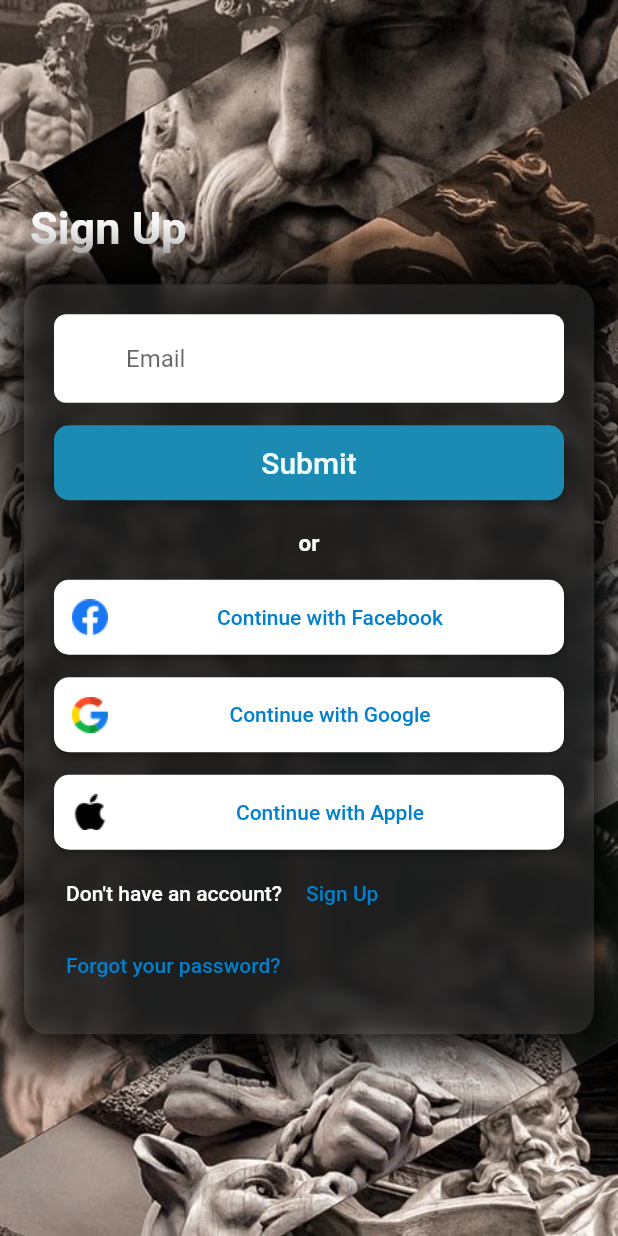
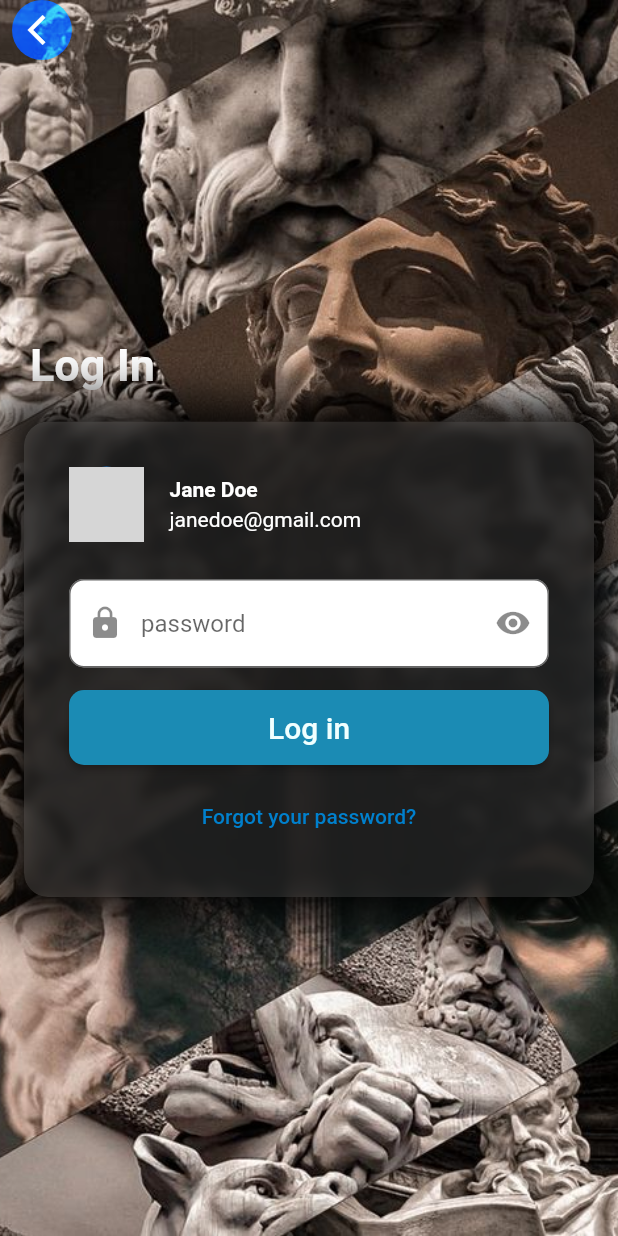
Before and after one commit to Egemendokkodo/login_page_FLUTTER_FIREBASE, a Flutter app: the screen it shows after launch, after a tap on "Submit", on a phone screen of 412 x 824 dp. Run offline on Flutter 3.47's test engine with Material 2 defaults, Android fonts, the phone set to English and light mode, and no system bars; our stand-ins replace cloud_firestore, firebase_core; accounts and stored records are empty; network calls fail; grey boxes are pictures that could not be loaded.

Commit message:
created view for login page

```diff
--- a/lib/Firebase/operations.dart
+++ b/lib/Firebase/database_operations.dart
@@ -19,10 +19,7 @@ class DatabaseOperations {
   Future checkCredentials(context, String email, String password, String name,
       String surname, String username, String rePassword) async {
     final DocumentSnapshot<Map<String, dynamic>> documentSnapshot =
-        await FirebaseFirestore.instance
-            .collection('users')
-            .doc(email)
-            .get();
+        await FirebaseFirestore.instance.collection('users').doc(email).get();
 
     if (documentSnapshot.exists) {
       MyWidgets().MySnackbar(context, "email already exists.");
@@ -30,8 +27,18 @@ class DatabaseOperations {
     if (password != rePassword) {
       MyWidgets().MySnackbar(context, "passwords does not match.");
     } else {
-      addUser(email, password, name, surname, username);
-      return false;
+      FirebaseFirestore.instance
+          .collection('users')
+          .get()
+          .then((querySnapshot) {
+        for (var doc in querySnapshot.docs) {
+          if (doc.data()['name'] == name) {
+            MyWidgets().MySnackbar(context, "username already exists.");
+          }else{
+            addUser(email, password, name, surname, username);
+          }
+        }
+      });
     }
   }
 }
--- a/lib/View/LoginPage.dart
+++ b/lib/View/LoginPage.dart
@@ -1,9 +1,14 @@
 import '../Widget/widgets.dart';
 import 'package:flutter/material.dart';
 
-class LoginPage extends StatelessWidget {
+class LoginPage extends StatefulWidget {
   const LoginPage({super.key});
 
+  @override
+  State<LoginPage> createState() => _LoginPageState();
+}
+
+class _LoginPageState extends State<LoginPage> {
   @override
   Widget build(BuildContext context) {
     return MyWidgets().GlassPaneForLoginPage(Column(
@@ -12,7 +17,7 @@ class LoginPage extends StatelessWidget {
             null, "Email", TextInputType.emailAddress, Icons.email),
         Container(
           margin: const EdgeInsets.only(top: 15),
-          child: MyWidgets().MyElevatedButtonLogin("Submit"),
+          child: MyWidgets().MyElevatedButtonLogin(context,"Submit"),
         ),
         Container(
             margin: const EdgeInsets.only(top: 20),
--- /dev/null
+++ b/lib/View/enter_password_page.dart
@@ -0,0 +1,126 @@
+import 'package:flutter/material.dart';
+import 'package:flutter/src/widgets/framework.dart';
+import 'package:flutter/src/widgets/placeholder.dart';
+import 'package:login_page_design/Widget/widgets.dart';
+
+class EnterPasswordPage extends StatefulWidget {
+  const EnterPasswordPage({super.key});
+
+  @override
+  State<EnterPasswordPage> createState() => _EnterPasswordPageState();
+}
+
+class _EnterPasswordPageState extends State<EnterPasswordPage> {
+  bool _obscureText = true;
+  TextEditingController passwordController = TextEditingController();
+
+  @override
+  Widget build(BuildContext context) {
+    return MyWidgets().GlassPaneForEnterPasswordPage(
+        PreferredSize(
+          preferredSize: const Size.fromHeight(40),
+          child: MyWidgets().MyAppBar(context),
+        ),
+        Column(
+          children: [
+            Padding(
+              padding: const EdgeInsets.all(10),
+              child: Column(
+                children: [
+                  Row(
+                    children: [
+                      const CircleAvatar(
+                        radius: 25,
+                        backgroundImage: NetworkImage(
+                            "https://cdn.pixabay.com/photo/2015/10/05/22/37/blank-profile-picture-973460_640.png"),
+                      ),
+                      Container(
+                        margin: const EdgeInsets.only(left: 17),
+                        child: Column(
+                          crossAxisAlignment: CrossAxisAlignment.start,
+                          children: const [
+                            Padding(
+                              padding: EdgeInsets.only(bottom: 4.0),
+                              child: Text(
+                                "Jane Doe",
+                                style: TextStyle(
+                                    color: Colors.white,
+                                    fontWeight: FontWeight.bold),
+                              ),
+                            ),
+                            Text("janedoe@gmail.com",
+                                style: TextStyle(color: Colors.white))
+                          ],
+                        ),
+                      )
+                    ],
+                  ),
+                  Container(
+                    margin: const EdgeInsets.only(top: 25),
+                    child: Column(
+                      children: [
+                        MyPasswordInputText("password", passwordController),
+                        Container(
+                          margin: const EdgeInsets.only(top: 15),
+                          child: ElevatedButton(
+                            style: ElevatedButton.styleFrom(
+                              shape: RoundedRectangleBorder(
+                                borderRadius: BorderRadius.circular(10),
+                              ),
+                              backgroundColor: const Color(0xff1b8bb4),
+                              minimumSize: const Size.fromHeight(50),
+                            ),
+                            onPressed: () {},
+                            child: const Text(
+                              "Log in",
+                              style: TextStyle(
+                                  fontSize: 20, color: Color(0xfff0ffff)),
+                            ),
+                          ),
+                        )
+                      ],
+                    ),
+                  ),
+                  Container(
+                    margin: EdgeInsets.only(top: 10),
+                    child: TextButton(
+                        onPressed: () {},
+                        child: const Text(
+                          "Forgot your password?",
+                          style: TextStyle(color: Color(0xff0080cd)),
+                        )),
+                  ),
+                ],
+              ),
+            ),
+          ],
+        ));
+  }
+
+  TextField MyPasswordInputText(String s, TextEditingController? controller) {
+    return TextField(
+      controller: controller,
+      obscureText: _obscureText,
+      decoration: InputDecoration(
+        prefixIcon: const Icon(Icons.lock),
+        hintText: s,
+        //labelText: "password",
+        suffixIcon: IconButton(
+          icon: Icon(
+            _obscureText ? Icons.visibility : Icons.visibility_off,
+          ),
+          onPressed: () {
+            setState(() {
+              _obscureText = !_obscureText;
+            });
+          },
+        ),
+        border: OutlineInputBorder(
+          borderRadius: BorderRadius.circular(10.0),
+        ),
+        filled: true,
+        fillColor: Colors.white,
+      ),
+    );
+  }
+}
--- a/lib/View/sign_up_page.dart
+++ b/lib/View/sign_up_page.dart
@@ -1,4 +1,3 @@
-
 import 'package:flutter/material.dart';
 import '../Widget/widgets.dart';
 
@@ -24,7 +23,6 @@ class _SignUpPageState extends State<SignUpPage> {
   @override
   void initState() {
     super.initState();
-
   }
 
   @override
@@ -39,13 +37,13 @@ class _SignUpPageState extends State<SignUpPage> {
           children: [
             // bu children ın altına ögeleri ekleyeceğiz
 
-            MyWidgets().TextFieldCustom(emailController,
-                "Email", TextInputType.emailAddress, Icons.email),
-                Container(
-                  margin:const EdgeInsets.only(top: 10),
-                  child: MyWidgets().TextFieldCustom(usernameController,
-                  "Username", TextInputType.emailAddress, Icons.percent_sharp),
-                ),
+            MyWidgets().TextFieldCustom(emailController, "Email",
+                TextInputType.emailAddress, Icons.email),
+            Container(
+              margin: const EdgeInsets.only(top: 10),
+              child: MyWidgets().TextFieldCustom(usernameController, "Username",
+                  TextInputType.emailAddress, Icons.account_box_rounded),
+            ),
 
             Container(
               margin: const EdgeInsets.only(top: 10),
@@ -54,8 +52,8 @@ class _SignUpPageState extends State<SignUpPage> {
                 children: [
                   SizedBox(
                       width: 165,
-                      child: MyWidgets().TextFieldCustom(nameController,
-                          "Name", TextInputType.name, Icons.person)),
+                      child: MyWidgets().TextFieldCustom(nameController, "Name",
+                          TextInputType.name, Icons.person)),
                   SizedBox(
                       width: 165,
                       child: MyWidgets().TextFieldCustom(surnameController,
@@ -66,18 +64,27 @@ class _SignUpPageState extends State<SignUpPage> {
 
             Container(
                 margin: const EdgeInsets.only(top: 10),
-                child: MyPasswordInputText("Password",passwordController)),
+                child: MyPasswordInputText("Password", passwordController)),
             Container(
                 margin: const EdgeInsets.only(top: 10),
-                child: MyPasswordInputText("Re-enter password",rePasswordController)),
+                child: MyPasswordInputText(
+                    "Re-enter password", rePasswordController)),
             Container(
                 margin: const EdgeInsets.only(top: 10),
-                child: MyWidgets().MyElevatedButtonSendData(context,"Sign Up",emailController,passwordController,nameController,surnameController,usernameController,rePasswordController)),
+                child: MyWidgets().MyElevatedButtonSendData(
+                    context,
+                    "Sign Up",
+                    emailController,
+                    passwordController,
+                    nameController,
+                    surnameController,
+                    usernameController,
+                    rePasswordController)),
           ],
         ));
   }
 
-  TextField MyPasswordInputText(String s,TextEditingController? controller) {
+  TextField MyPasswordInputText(String s, TextEditingController? controller) {
     return TextField(
       controller: controller,
       obscureText: _obscureText,
--- a/lib/Widget/widgets.dart
+++ b/lib/Widget/widgets.dart
@@ -1,8 +1,8 @@
 import 'package:flutter/material.dart';
-import 'package:login_page_design/Firebase/operations.dart';
-
+import 'package:login_page_design/View/enter_password_page.dart';
 import 'dart:ui';
 import '../View/sign_up_page.dart';
+import '../Firebase/database_operations.dart';
 
 class MyWidgets {
   AppBar MyAppBar(BuildContext context) {
@@ -34,8 +34,7 @@ class MyWidgets {
   }
 
   TextField TextFieldCustom(TextEditingController? controller, String s,
-      TextInputType emailAddress, IconData email,
-      [IconData? icon]) {
+      TextInputType emailAddress, IconData icon) {
     return TextField(
       controller: controller,
       keyboardType: emailAddress,
@@ -111,7 +110,14 @@ class MyWidgets {
       ),
       onPressed: () async {
         //TODO:: BURADA VERİTABANINA KAYDET
-        DatabaseOperations().checkCredentials(context,emailController.text,passwordController.text,nameController.text,surnameController.text,usernameController.text,rePasswordController.text);
+        DatabaseOperations().checkCredentials(
+            context,
+            emailController.text,
+            passwordController.text,
+            nameController.text,
+            surnameController.text,
+            usernameController.text,
+            rePasswordController.text);
       },
       child: Text(
         s,
@@ -121,6 +127,7 @@ class MyWidgets {
   }
 
   ElevatedButton MyElevatedButtonLogin(
+    BuildContext context,
     String s,
   ) {
     return ElevatedButton(
@@ -131,7 +138,10 @@ class MyWidgets {
         backgroundColor: const Color(0xff1b8bb4),
         minimumSize: const Size.fromHeight(50),
       ),
-      onPressed: () {},
+      onPressed: () {
+        Navigator.of(context).push(
+            MaterialPageRoute(builder: (context) => const EnterPasswordPage()));
+      },
       child: Text(
         s,
         style: const TextStyle(fontSize: 20, color: Color(0xfff0ffff)),
@@ -170,7 +180,7 @@ class MyWidgets {
                 padding: const EdgeInsets.only(left: 20),
                 child: Align(
                     alignment: Alignment.centerLeft,
-                    child: MyWidgets().TitleText("Sign Up", 30)),
+                    child: MyWidgets().TitleText("Sign In", 30)),
               ),
             ),
             Container(
@@ -191,6 +201,65 @@ class MyWidgets {
                     ),
                     child: Container(
                       height: 500,
+                      width: 380,
+                      decoration: BoxDecoration(
+                          color: Colors.white.withOpacity(0.1),
+                          borderRadius: BorderRadius.circular(16.0)),
+                      child: Padding(
+                          padding: const EdgeInsets.all(20), child: column),
+                    ),
+                  ),
+                ),
+              ),
+            ),
+          ],
+        ),
+      ),
+    );
+  }
+
+  Scaffold GlassPaneForEnterPasswordPage(
+      [PreferredSize? preferredSize, Column? column]) {
+    return Scaffold(
+      extendBodyBehindAppBar: true,
+      appBar: preferredSize,
+      body: Container(
+        decoration: const BoxDecoration(
+          image: DecorationImage(
+            image: AssetImage('assets/images/img2.jpg'),
+            fit: BoxFit.cover,
+          ),
+        ),
+        child: Column(
+          mainAxisAlignment: MainAxisAlignment.center,
+          children: [
+            Container(
+              margin: const EdgeInsets.only(bottom: 20),
+              child: Padding(
+                padding: const EdgeInsets.only(left: 20),
+                child: Align(
+                    alignment: Alignment.centerLeft,
+                    child: MyWidgets().TitleText("Log In", 30)),
+              ),
+            ),
+            Container(
+              alignment: Alignment.center,
+              child: Container(
+                decoration: BoxDecoration(boxShadow: [
+                  BoxShadow(
+                      blurRadius: 24,
+                      spreadRadius: 16,
+                      color: Colors.black.withOpacity(0.9))
+                ]),
+                child: ClipRRect(
+                  borderRadius: BorderRadius.circular(16.0),
+                  child: BackdropFilter(
+                    filter: ImageFilter.blur(
+                      sigmaX: 4.0,
+                      sigmaY: 4.0,
+                    ),
+                    child: Container(
+                      height: 317,
                       width: 380,
                       decoration: BoxDecoration(
                           color: Colors.white.withOpacity(0.1),
```
